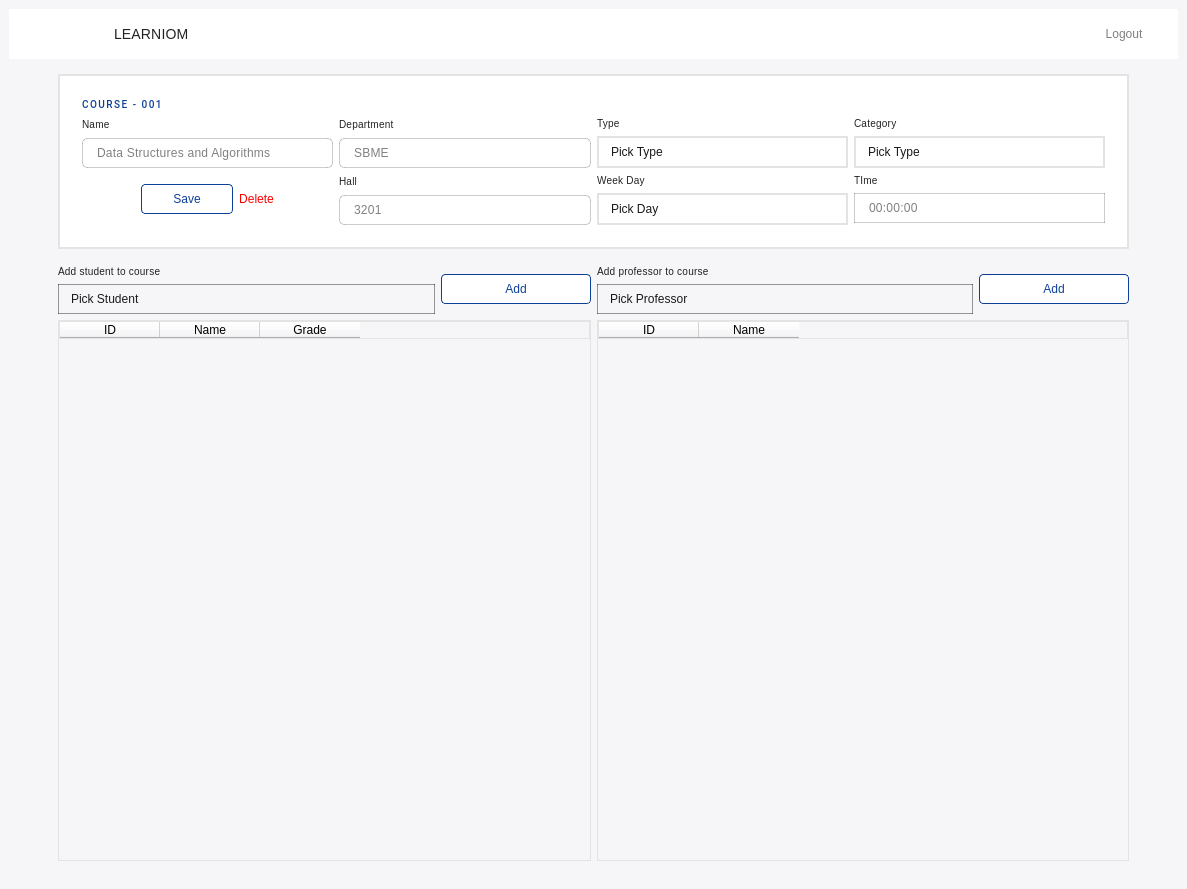
Old version of the form mainwindow.ui in the repository omarmohhameed29/Learniom-Learning-System.
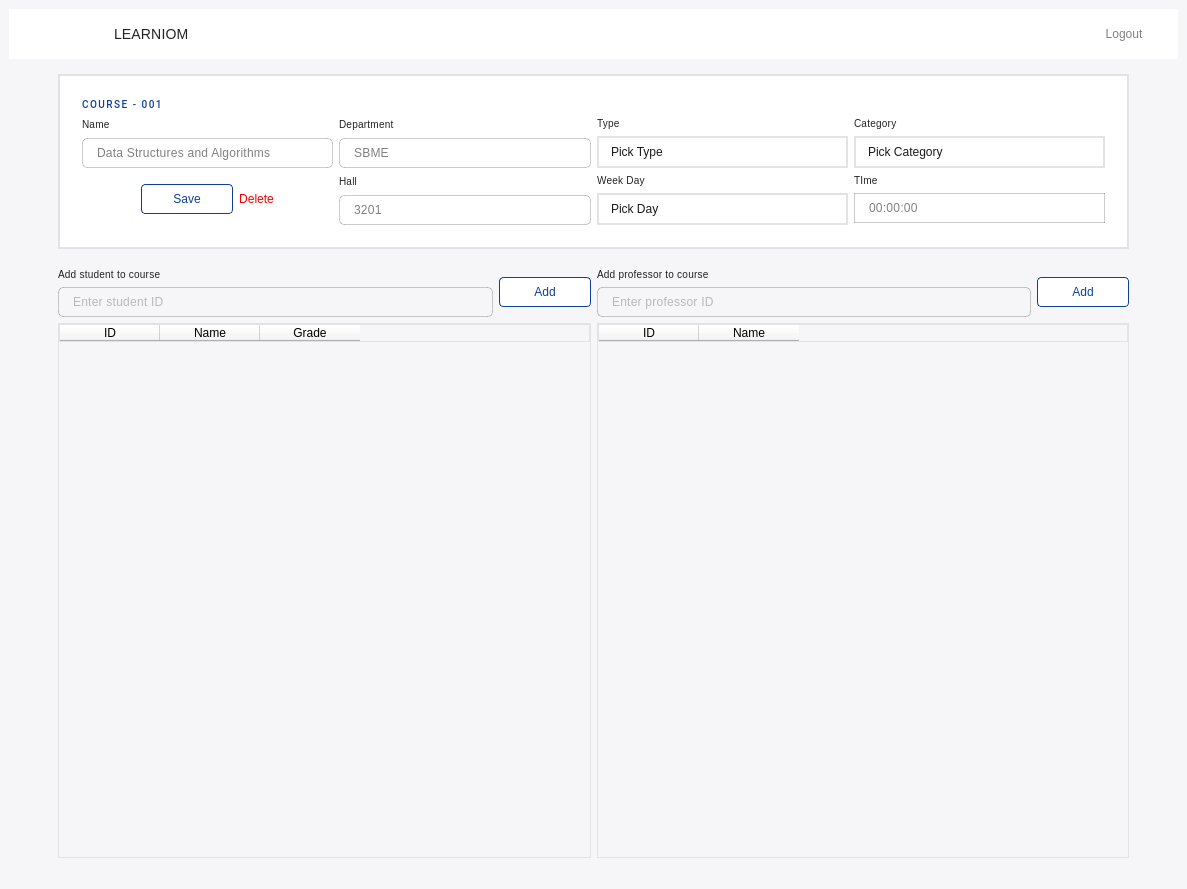
New version of the form. The open tabs and pages were chosen to show the change. Icons and pictures are not drawn.

Commit message: Change Combobox to Textedit in view Course

What changed in the file:
```diff
--- a/mainwindow.ui
+++ b/mainwindow.ui
@@ -8405,7 +8405,7 @@
                     <string notr="true">padding: 6px 12px;</string>
                    </property>
                    <property name="placeholderText">
-                    <string>Pick Type</string>
+                    <string>Pick Category</string>
                    </property>
                    <item>
                     <property name="text">
@@ -8766,7 +8766,7 @@
             <property name="sizeHint" stdset="0">
              <size>
               <width>20</width>
-              <height>10</height>
+              <height>13</height>
              </size>
             </property>
            </spacer>
@@ -8781,6 +8781,12 @@
                  <layout class="QVBoxLayout" name="verticalLayout_155">
                   <item>
                    <widget class="QLabel" name="label_196">
+                    <property name="sizePolicy">
+                     <sizepolicy hsizetype="Preferred" vsizetype="Fixed">
+                      <horstretch>0</horstretch>
+                      <verstretch>0</verstretch>
+                     </sizepolicy>
+                    </property>
                     <property name="styleSheet">
                      <string notr="true">/* Body 2 */
 border: 0;
@@ -8813,7 +8819,7 @@
                    </widget>
                   </item>
                   <item>
-                   <widget class="QComboBox" name="cmb_grd_yr_11">
+                   <widget class="QLineEdit" name="ln_edt_stnt_nme_8">
                     <property name="minimumSize">
                      <size>
                       <width>200</width>
@@ -8821,31 +8827,32 @@
                      </size>
                     </property>
                     <property name="styleSheet">
-                     <string notr="true">padding: 6px 12px;</string>
+                     <string notr="true">color: #000;
+padding: 6px 12px;
+border: 1px solid rgba(0, 0, 0, 0.20);
+border-radius: 5px;
+
+/* Body 2 */
+
+font-family: 'Roboto';
+font-style: normal;
+font-weight: 400;
+font-size: 12px;
+line-height: 20px;
+/* identical to box height, or 143% */
+
+letter-spacing: 0.25px;
+
+/* 00. On Surface / High Emphasis */
+
+color: rgba(0, 0, 0, 0.50);</string>
+                    </property>
+                    <property name="text">
+                     <string/>
                     </property>
                     <property name="placeholderText">
-                     <string>Pick Student</string>
+                     <string>Enter student ID</string>
                     </property>
-                    <item>
-                     <property name="text">
-                      <string>2023</string>
-                     </property>
-                    </item>
-                    <item>
-                     <property name="text">
-                      <string>2024</string>
-                     </property>
-                    </item>
-                    <item>
-                     <property name="text">
-                      <string>2025</string>
-                     </property>
-                    </item>
-                    <item>
-                     <property name="text">
-                      <string>2026</string>
-                     </property>
-                    </item>
                    </widget>
                   </item>
                  </layout>
@@ -8965,7 +8972,7 @@
                    </widget>
                   </item>
                   <item>
-                   <widget class="QComboBox" name="cmb_grd_yr_12">
+                   <widget class="QLineEdit" name="ln_edt_stnt_nme_9">
                     <property name="minimumSize">
                      <size>
                       <width>200</width>
@@ -8973,31 +8980,32 @@
                      </size>
                     </property>
                     <property name="styleSheet">
-                     <string notr="true">padding: 6px 12px;</string>
+                     <string notr="true">color: #000;
+padding: 6px 12px;
+border: 1px solid rgba(0, 0, 0, 0.20);
+border-radius: 5px;
+
+/* Body 2 */
+
+font-family: 'Roboto';
+font-style: normal;
+font-weight: 400;
+font-size: 12px;
+line-height: 20px;
+/* identical to box height, or 143% */
+
+letter-spacing: 0.25px;
+
+/* 00. On Surface / High Emphasis */
+
+color: rgba(0, 0, 0, 0.50);</string>
+                    </property>
+                    <property name="text">
+                     <string/>
                     </property>
                     <property name="placeholderText">
-                     <string>Pick Professor</string>
+                     <string>Enter professor ID</string>
                     </property>
-                    <item>
-                     <property name="text">
-                      <string>2023</string>
-                     </property>
-                    </item>
-                    <item>
-                     <property name="text">
-                      <string>2024</string>
-                     </property>
-                    </item>
-                    <item>
-                     <property name="text">
-                      <string>2025</string>
-                     </property>
-                    </item>
-                    <item>
-                     <property name="text">
-                      <string>2026</string>
-                     </property>
-                    </item>
                    </widget>
                   </item>
                  </layout>
@@ -9085,7 +9093,7 @@
             <property name="sizeHint" stdset="0">
              <size>
               <width>17</width>
-              <height>10</height>
+              <height>13</height>
              </size>
             </property>
            </spacer>
```
Left out of the diff: 16 changed lines with no effect on the pictures.
